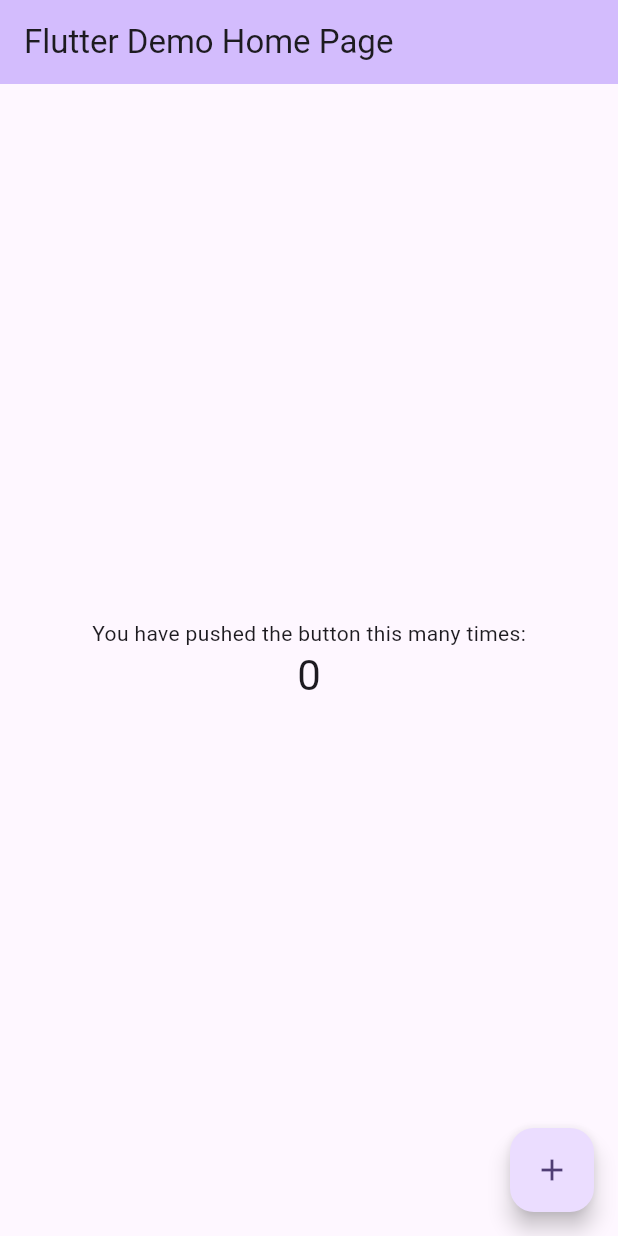
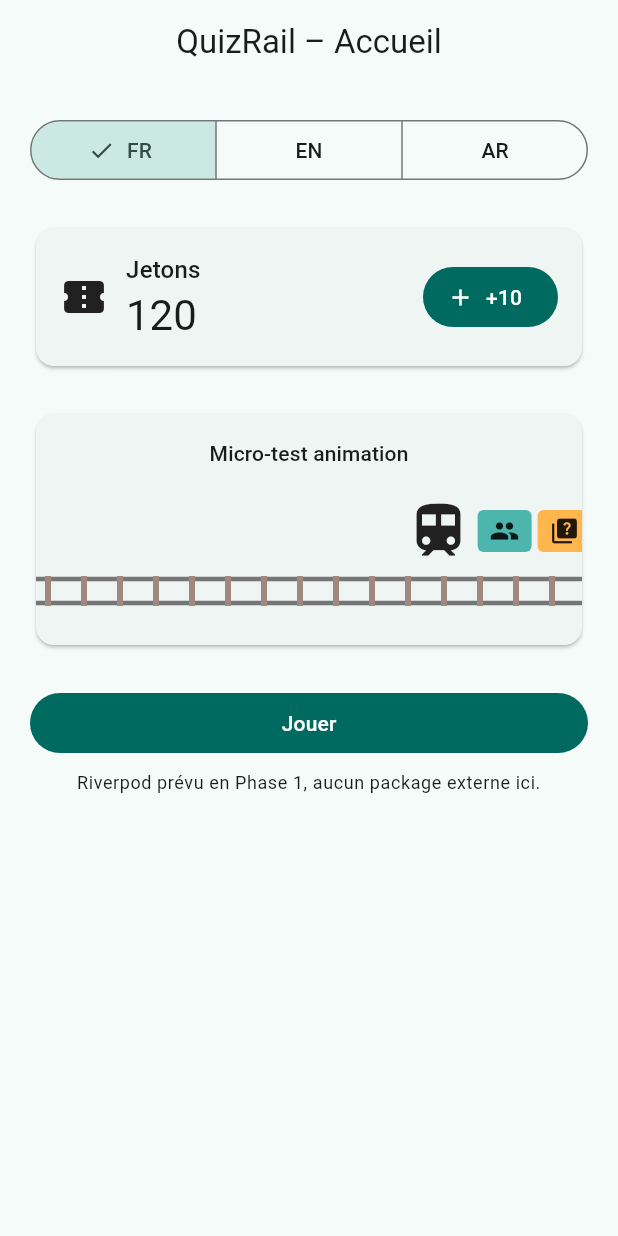
Before and after one commit to YakineEddine/quizrail, a Flutter app: the screen it shows after launch, on a phone screen of 412 x 824 dp. Run offline on Flutter 3.47's test engine with Material 3 defaults, Android fonts, the light colour scheme and no system bars.

Commit message:
feat: micro-test accueil anime (train + jetons + FR/EN/AR)

```diff
--- a/lib/main.dart
+++ b/lib/main.dart
@@ -4,119 +4,290 @@ void main() {
   runApp(const MyApp());
 }
 
+/// Langues supportées par le micro-test.
+/// FR/EN en LTR, AR en RTL pour valider le layout bidirectionnel.
+enum AppLang { fr, en, ar }
+
+extension AppLangX on AppLang {
+  String get label {
+    switch (this) {
+      case AppLang.fr:
+        return 'FR';
+      case AppLang.en:
+        return 'EN';
+      case AppLang.ar:
+        return 'AR';
+    }
+  }
+
+  bool get isRtl => this == AppLang.ar;
+}
+
+/// Micro-test écran d'accueil QuizRail :
+/// - train animé (AnimationController + CustomPainter pour les rails)
+/// - compteur de jetons (état éphémère type streak/timer/position)
+/// - sélecteur FR/EN/AR (dont RTL)
+/// Zéro dépendance externe : Flutter SDK seul.
 class MyApp extends StatelessWidget {
   const MyApp({super.key});
 
-  // This widget is the root of your application.
   @override
   Widget build(BuildContext context) {
     return MaterialApp(
-      title: 'Flutter Demo',
+      title: 'QuizRail',
+      debugShowCheckedModeBanner: false,
       theme: ThemeData(
-        // This is the theme of your application.
-        //
-        // TRY THIS: Try running your application with "flutter run". You'll see
-        // the application has a purple toolbar. Then, without quitting the app,
-        // try changing the seedColor in the colorScheme below to Colors.green
-        // and then invoke "hot reload" (save your changes or press the "hot
-        // reload" button in a Flutter-supported IDE, or press "r" if you used
-        // the command line to start the app).
-        //
-        // Notice that the counter didn't reset back to zero; the application
-        // state is not lost during the reload. To reset the state, use hot
-        // restart instead.
-        //
-        // This works for code too, not just values: Most code changes can be
-        // tested with just a hot reload.
-        colorScheme: .fromSeed(seedColor: Colors.deepPurple),
+        colorScheme: .fromSeed(seedColor: Colors.teal),
+        useMaterial3: true,
       ),
-      home: const MyHomePage(title: 'Flutter Demo Home Page'),
+      home: const HomeScreen(),
     );
   }
 }
 
-class MyHomePage extends StatefulWidget {
-  const MyHomePage({super.key, required this.title});
-
-  // This widget is the home page of your application. It is stateful, meaning
-  // that it has a State object (defined below) that contains fields that affect
-  // how it looks.
-
-  // This class is the configuration for the state. It holds the values (in this
-  // case the title) provided by the parent (in this case the App widget) and
-  // used by the build method of the State. Fields in a Widget subclass are
-  // always marked "final".
-
-  final String title;
+class HomeScreen extends StatefulWidget {
+  const HomeScreen({super.key});
 
   @override
-  State<MyHomePage> createState() => _MyHomePageState();
+  State<HomeScreen> createState() => _HomeScreenState();
 }
 
-class _MyHomePageState extends State<MyHomePage> {
-  int _counter = 0;
+class _HomeScreenState extends State<HomeScreen>
+    with SingleTickerProviderStateMixin {
+  AppLang _lang = AppLang.fr;
+  int _tokens = 120;
 
-  void _incrementCounter() {
-    setState(() {
-      // This call to setState tells the Flutter framework that something has
-      // changed in this State, which causes it to rerun the build method below
-      // so that the display can reflect the updated values. If we changed
-      // _counter without calling setState(), then the build method would not be
-      // called again, and so nothing would appear to happen.
-      _counter++;
-    });
+  late final AnimationController _trainController = AnimationController(
+    vsync: this,
+    duration: const Duration(seconds: 3),
+  )..repeat();
+
+  @override
+  void dispose() {
+    _trainController.dispose();
+    super.dispose();
+  }
+
+  String _t({required String fr, required String en, required String ar}) {
+    switch (_lang) {
+      case AppLang.fr:
+        return fr;
+      case AppLang.en:
+        return en;
+      case AppLang.ar:
+        return ar;
+    }
+  }
+
+  void _addTokens() {
+    setState(() => _tokens += 10);
+  }
+
+  void _setLang(AppLang lang) {
+    setState(() => _lang = lang);
   }
 
   @override
   Widget build(BuildContext context) {
-    // This method is rerun every time setState is called, for instance as done
-    // by the _incrementCounter method above.
-    //
-    // The Flutter framework has been optimized to make rerunning build methods
-    // fast, so that you can just rebuild anything that needs updating rather
-    // than having to individually change instances of widgets.
-    return Scaffold(
-      appBar: AppBar(
-        // TRY THIS: Try changing the color here to a specific color (to
-        // Colors.amber, perhaps?) and trigger a hot reload to see the AppBar
-        // change color while the other colors stay the same.
-        backgroundColor: Theme.of(context).colorScheme.inversePrimary,
-        // Here we take the value from the MyHomePage object that was created by
-        // the App.build method, and use it to set our appbar title.
-        title: Text(widget.title),
-      ),
-      body: Center(
-        // Center is a layout widget. It takes a single child and positions it
-        // in the middle of the parent.
-        child: Column(
-          // Column is also a layout widget. It takes a list of children and
-          // arranges them vertically. By default, it sizes itself to fit its
-          // children horizontally, and tries to be as tall as its parent.
-          //
-          // Column has various properties to control how it sizes itself and
-          // how it positions its children. Here we use mainAxisAlignment to
-          // center the children vertically; the main axis here is the vertical
-          // axis because Columns are vertical (the cross axis would be
-          // horizontal).
-          //
-          // TRY THIS: Invoke "debug painting" (choose the "Toggle Debug Paint"
-          // action in the IDE, or press "p" in the console), to see the
-          // wireframe for each widget.
-          mainAxisAlignment: .center,
+    return Directionality(
+      textDirection: _lang.isRtl ? TextDirection.rtl : TextDirection.ltr,
+      child: Scaffold(
+        appBar: AppBar(
+          title: Text(_t(fr: 'QuizRail – Accueil', en: 'QuizRail – Home', ar: 'QuizRail – الرئيسية')),
+          centerTitle: true,
+        ),
+        body: ListView(
+          padding: const EdgeInsets.all(20),
           children: [
-            const Text('You have pushed the button this many times:'),
+            // Sélecteur de langue
+            SegmentedButton<AppLang>(
+              segments: const [
+                ButtonSegment(value: AppLang.fr, label: Text('FR')),
+                ButtonSegment(value: AppLang.en, label: Text('EN')),
+                ButtonSegment(value: AppLang.ar, label: Text('AR')),
+              ],
+              selected: {_lang},
+              onSelectionChanged: (selection) => _setLang(selection.first),
+            ),
+            const SizedBox(height: 24),
+            // Compteur de jetons
+            Card(
+              child: Padding(
+                padding: const EdgeInsets.all(16),
+                child: Row(
+                  children: [
+                    const Icon(Icons.confirmation_num, size: 32),
+                    const SizedBox(width: 12),
+                    Expanded(
+                      child: Column(
+                        crossAxisAlignment: CrossAxisAlignment.start,
+                        children: [
+                          Text(
+                            _t(fr: 'Jetons', en: 'Tokens', ar: 'رموز'),
+                            style: Theme.of(context).textTheme.titleMedium,
+                          ),
+                          Text(
+                            '$_tokens',
+                            key: const Key('tokenCount'),
+                            style: Theme.of(context).textTheme.headlineMedium,
+                          ),
+                        ],
+                      ),
+                    ),
+                    FilledButton.icon(
+                      key: const Key('addTokensButton'),
+                      onPressed: _addTokens,
+                      icon: const Icon(Icons.add),
+                      label: const Text('+10'),
+                    ),
+                  ],
+                ),
+              ),
+            ),
+            const SizedBox(height: 24),
+            // Train animé
+            Card(
+              clipBehavior: Clip.hardEdge,
+              child: Padding(
+                padding: const EdgeInsets.symmetric(vertical: 16),
+                child: Column(
+                  children: [
+                    Text(
+                      _t(
+                        fr: 'Micro-test animation',
+                        en: 'Animation micro-test',
+                        ar: 'اختبار الرسوم المتحركة',
+                      ),
+                      style: Theme.of(context).textTheme.titleSmall,
+                    ),
+                    const SizedBox(height: 12),
+                    TrainAnimation(
+                      key: const Key('trainAnimation'),
+                      controller: _trainController,
+                      isRtl: _lang.isRtl,
+                    ),
+                  ],
+                ),
+              ),
+            ),
+            const SizedBox(height: 24),
+            FilledButton(
+              onPressed: _addTokens,
+              child: Text(_t(fr: 'Jouer', en: 'Play', ar: 'العب')),
+            ),
+            const SizedBox(height: 8),
             Text(
-              '$_counter',
-              style: Theme.of(context).textTheme.headlineMedium,
+              _t(
+                fr: 'Riverpod prévu en Phase 1, aucun package externe ici.',
+                en: 'Riverpod planned for Phase 1, no external package here.',
+                ar: 'Riverpod مخطط له في المرحلة 1، لا حزم خارجية هنا.',
+              ),
+              textAlign: TextAlign.center,
+              style: Theme.of(context).textTheme.bodySmall,
             ),
           ],
         ),
       ),
-      floatingActionButton: FloatingActionButton(
-        onPressed: _incrementCounter,
-        tooltip: 'Increment',
-        child: const Icon(Icons.add),
+    );
+  }
+}
+
+/// Train qui traverse l'écran en boucle.
+/// Le sens s'inverse en AR pour rester cohérent avec le RTL.
+class TrainAnimation extends StatelessWidget {
+  const TrainAnimation({
+    super.key,
+    required this.controller,
+    required this.isRtl,
+  });
+
+  final AnimationController controller;
+  final bool isRtl;
+
+  @override
+  Widget build(BuildContext context) {
+    return SizedBox(
+      height: 90,
+      child: LayoutBuilder(
+        builder: (context, constraints) {
+          final maxWidth = constraints.maxWidth;
+          return AnimatedBuilder(
+            animation: controller,
+            builder: (context, _) {
+              // 0.0 -> 1.0 en boucle, avec marge pour sortie d'écran.
+              final progress = controller.value;
+              final trainWidth = 140.0;
+              final dx = isRtl
+                  ? maxWidth - progress * (maxWidth + trainWidth * 2) + trainWidth
+                  : -trainWidth + progress * (maxWidth + trainWidth * 2);
+              return Stack(
+                children: [
+                  Positioned.fill(
+                    child: CustomPaint(painter: RailsPainter()),
+                  ),
+                  Positioned(
+                    left: dx,
+                    top: 8,
+                    child: Row(
+                      mainAxisSize: MainAxisSize.min,
+                      children: [
+                        const Icon(Icons.train, size: 44),
+                        const SizedBox(width: 4),
+                        Container(
+                          width: 36,
+                          height: 28,
+                          decoration: BoxDecoration(
+                            color: Colors.teal.shade300,
+                            borderRadius: BorderRadius.circular(4),
+                          ),
+                          child: const Icon(Icons.people, size: 20),
+                        ),
+                        const SizedBox(width: 4),
+                        Container(
+                          width: 36,
+                          height: 28,
+                          decoration: BoxDecoration(
+                            color: Colors.orange.shade300,
+                            borderRadius: BorderRadius.circular(4),
+                          ),
+                          child: const Icon(Icons.quiz, size: 20),
+                        ),
+                      ],
+                    ),
+                  ),
+                ],
+              );
+            },
+          );
+        },
       ),
     );
   }
 }
+
+/// Rails dessinés en CustomPainter (préfigure les rails du plateau).
+/// C'est ce rendu qu'il faudra tester sur appareil réel en Phase 1.
+class RailsPainter extends CustomPainter {
+  @override
+  void paint(Canvas canvas, Size size) {
+    final railPaint = Paint()
+      ..color = Colors.grey.shade600
+      ..strokeWidth = 3
+      ..style = PaintingStyle.stroke;
+    final sleeperPaint = Paint()
+      ..color = Colors.brown.shade300
+      ..strokeWidth = 4;
+
+    final y1 = size.height - 28;
+    final y2 = size.height - 12;
+    canvas.drawLine(Offset(0, y1), Offset(size.width, y1), railPaint);
+    canvas.drawLine(Offset(0, y2), Offset(size.width, y2), railPaint);
+
+    for (var x = 8.0; x < size.width; x += 24) {
+      canvas.drawLine(Offset(x, y1 - 2), Offset(x, y2 + 2), sleeperPaint);
+    }
+  }
+
+  @override
+  bool shouldRepaint(covariant CustomPainter oldDelegate) => false;
+}
```
Also changed, not shown: 1 other file.
